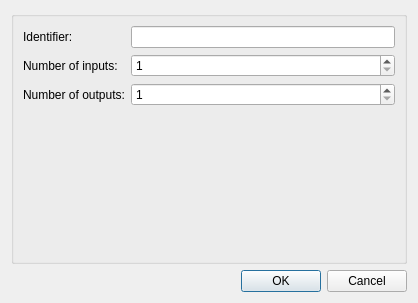
This is mapclientplugins/userscriptstep/qt/configuredialog.ui in mapclient-plugins/mapclientplugins.userscriptstep as Qt 5 draws it before an edit. The edited form follows.
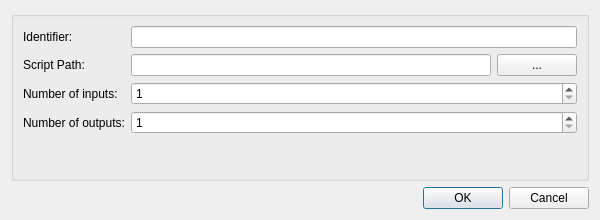
This is the edited form.

Commit message: Add configuration for setting user script path

```diff
--- a/mapclientplugins/userscriptstep/qt/configuredialog.ui
+++ b/mapclientplugins/userscriptstep/qt/configuredialog.ui
@@ -6,8 +6,8 @@
    <rect>
     <x>0</x>
     <y>0</y>
-    <width>418</width>
-    <height>303</height>
+    <width>600</width>
+    <height>220</height>
    </rect>
   </property>
   <property name="windowTitle">
@@ -30,14 +30,14 @@
       <item row="0" column="1">
        <widget class="QLineEdit" name="lineEditIdentifier"/>
       </item>
-      <item row="1" column="0">
+      <item row="2" column="0">
        <widget class="QLabel" name="label1">
         <property name="text">
          <string>Number of inputs:</string>
         </property>
        </widget>
       </item>
-      <item row="1" column="1">
+      <item row="2" column="1">
        <widget class="QSpinBox" name="spinBoxNumberOfInputs">
         <property name="minimumSize">
          <size>
@@ -50,14 +50,14 @@
         </property>
        </widget>
       </item>
-      <item row="2" column="0">
+      <item row="3" column="0">
        <widget class="QLabel" name="label2">
         <property name="text">
          <string>Number of outputs:</string>
         </property>
        </widget>
       </item>
-      <item row="2" column="1">
+      <item row="3" column="1">
        <widget class="QSpinBox" name="spinBoxNumberOfOutputs">
         <property name="minimumSize">
          <size>
@@ -70,6 +70,27 @@
         </property>
        </widget>
       </item>
+      <item row="1" column="0">
+       <widget class="QLabel" name="label">
+        <property name="text">
+         <string>Script Path:</string>
+        </property>
+       </widget>
+      </item>
+      <item row="1" column="1">
+       <layout class="QHBoxLayout" name="horizontalLayout">
+        <item>
+         <widget class="QLineEdit" name="lineEditFileLocation"/>
+        </item>
+        <item>
+         <widget class="QPushButton" name="pushButtonFileChooser">
+          <property name="text">
+           <string>...</string>
+          </property>
+         </widget>
+        </item>
+       </layout>
+      </item>
      </layout>
     </widget>
    </item>
```
The commit also changes 3 other files.
